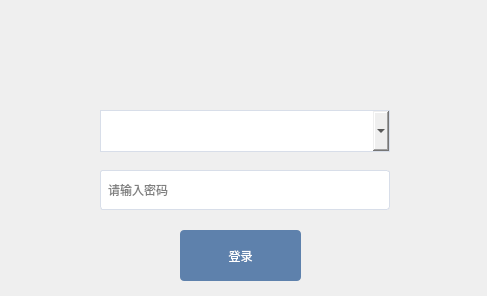
UncleBang0214/SeerLauncher, file code/Ui_LoginWindow.ui: the form before one commit.
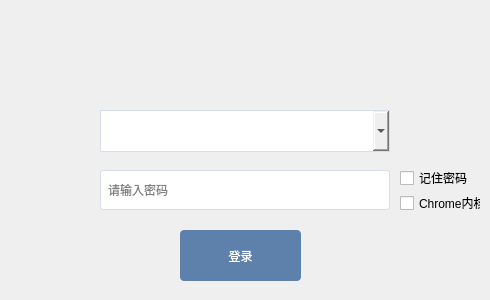
The form after the commit. Icons and pictures are not drawn.

Commit message: 登录窗口UI

The edit to the form file:
```diff
--- a/code/Ui_LoginWindow.ui
+++ b/code/Ui_LoginWindow.ui
@@ -6,20 +6,20 @@
             <rect>
                 <x>0</x>
                 <y>0</y>
-                <width>487</width>
-                <height>296</height>
+                <width>490</width>
+                <height>300</height>
             </rect>
         </property>
         <property name="minimumSize">
             <size>
-                <width>487</width>
-                <height>296</height>
+                <width>490</width>
+                <height>300</height>
             </size>
         </property>
         <property name="maximumSize">
             <size>
-                <width>487</width>
-                <height>296</height>
+                <width>490</width>
+                <height>300</height>
             </size>
         </property>
         <property name="windowTitle">
@@ -142,6 +142,38 @@
                 <string/>
             </property>
         </widget>
+        <widget class="QCheckBox" name="RememberPassWord">
+            <property name="geometry">
+                <rect>
+                    <x>400</x>
+                    <y>170</y>
+                    <width>71</width>
+                    <height>16</height>
+                </rect>
+            </property>
+            <property name="text">
+                <string>记住密码</string>
+            </property>
+            <property name="iconSize">
+                <size>
+                    <width>16</width>
+                    <height>16</height>
+                </size>
+            </property>
+        </widget>
+        <widget class="QCheckBox" name="LauncherMode">
+            <property name="geometry">
+                <rect>
+                    <x>400</x>
+                    <y>195</y>
+                    <width>81</width>
+                    <height>16</height>
+                </rect>
+            </property>
+            <property name="text">
+                <string>Chrome内核</string>
+            </property>
+        </widget>
     </widget>
     <resources>
         <include location="img/login_logo.qrc"/>
```
The commit also changes 1 other file.
